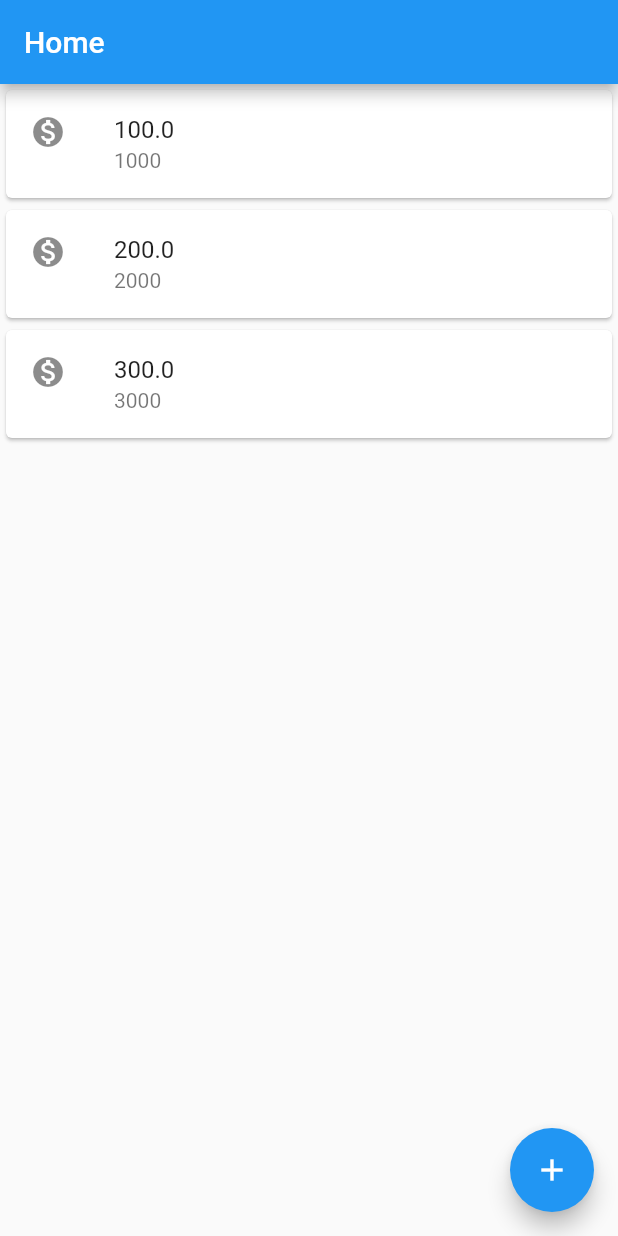
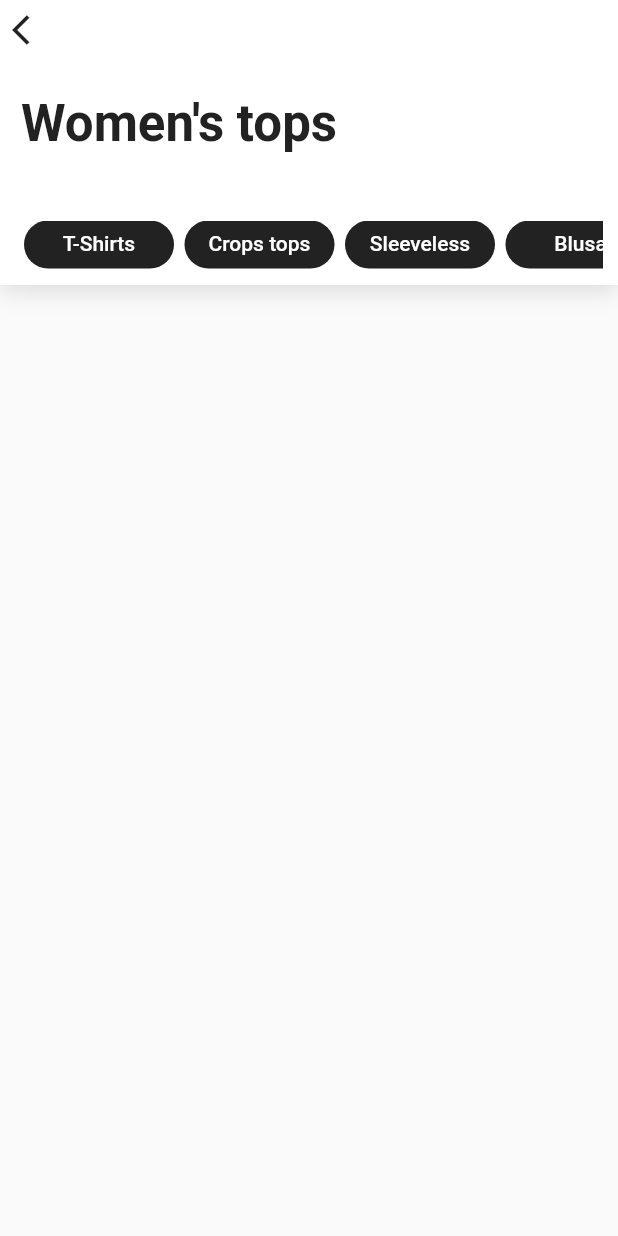
Before and after one commit to ItsJuniorDias/Ecommerce-Flutter, a Flutter app: the screen it shows after launch, on a phone screen of 412 x 824 dp. Run offline on Flutter 3.47's test engine with Material 2 defaults, Android fonts, the phone set to English and light mode, and no system bars.

Commit message:
Using ListView

```diff
--- a/studentbook/lib/main.dart
+++ b/studentbook/lib/main.dart
@@ -1,65 +1,25 @@
-import 'dart:isolate';
+import 'package:studentbook/pages/Catalogo.dart';
+
 
 import 'package:flutter/material.dart';
+
 
 void main() {
   runApp(MyApp());
 }
 
 class MyApp extends StatelessWidget {
-
+  // This widget is the root of your application.
   @override
   Widget build(BuildContext context) {
+
     return MaterialApp(
-      home: Scaffold(
-        body:ListTransfer(),
-        appBar: AppBar(title: Text('Home'),),
-        floatingActionButton: FloatingActionButton(
-          child: Icon(Icons.add),
-        ),
-      )
+      title: 'Flutter Demo',
+      theme: ThemeData(
+        primarySwatch: Colors.blue,
+        backgroundColor: Color(0xFFE5E5E5)
+      ),
+      home: Catalogo(),
     );
   }
 }
-
-class ListTransfer extends StatelessWidget {
-  @override
-   Widget build(BuildContext context) {
-    return Column(
-          children: <Widget> [
-            ItemTransferencia(Transfer(100.00, 1000)),
-            ItemTransferencia(Transfer(200.00, 2000)),
-            ItemTransferencia(Transfer(300.00, 3000)),
-          ],
-        );
-  }
-
-}
-
-class ItemTransferencia extends StatelessWidget {
-
-  final Transfer _transfer;
-
-  ItemTransferencia(this._transfer);
-
-
-
-  @override
-  Widget build(BuildContext context) {
-    return  Card(
-            child: ListTile(
-              leading: Icon(Icons.monetization_on),
-              title: Text(_transfer.valor.toString()),
-              subtitle: Text(_transfer.numberAccount.toString()),
-            )
-          );
-    }
-}
-
-class Transfer {
-  final double valor;
-  final int numberAccount;
-
-  Transfer(this.valor, this.numberAccount);
-
-}
--- a/studentbook/lib/exemple.dart
+++ b/studentbook/lib/pages/Catalogo.dart
@@ -1,39 +1,29 @@
 import 'package:flutter/material.dart';
+import '../widgets/ItemCategories.dart';
 
-void main() {
-  runApp(MyApp());
-}
+class Catalogo extends StatelessWidget {
 
-class MyApp extends StatelessWidget {
-  // This widget is the root of your application.
   @override
   Widget build(BuildContext context) {
-    return MaterialApp(
-      title: 'Flutter Demo',
-      theme: ThemeData(
-        primarySwatch: Colors.blue,
-        backgroundColor: Color(0xFFE5E5E5)
-      ),
-      home: Scaffold(
+    return Scaffold(
         body: SafeArea(
           child: Column(
             children: [
               Container(
-                height: 234,
+                height: 190,
+                width: double.infinity,
                 decoration: BoxDecoration(
                   color: Colors.white,
                   boxShadow: [
                     BoxShadow(
-                      color: Colors.black12,
+                      color: Color.fromRGBO( 0, 0, 0, 0.12),
                       offset: Offset(0, 4),
                       blurRadius: 12,
-                      spreadRadius: 0.2
                       )
                     ]
                 ),
                 child: Column(
                   crossAxisAlignment: CrossAxisAlignment.start,
-                  mainAxisSize: MainAxisSize.max,
                   children: [
                     Container(
                       margin: EdgeInsets.fromLTRB(8, 8, 0, 30),
@@ -50,27 +40,21 @@ class MyApp extends StatelessWidget {
                       ),
                     ),
                     Container(
-                      margin: EdgeInsets.fromLTRB(16, 0, 0, 0),
-                      width: double.infinity,
-                      child: Container(
-                        width: 100,
-                        height: 30,
-                        decoration: BoxDecoration(
-                          color: Color(0xFF222222),
-                          borderRadius: BorderRadius.all(Radius.circular(29))
-                        ),
-                        child: Center(
-                          child: Text("T-shirts",
-                            style: TextStyle(
-                              color: Colors.white,
-                              fontSize: 14,
-                              fontWeight: FontWeight.w500
-                            )
-                          ),
-                        )
-                      )
+                      margin: EdgeInsets.fromLTRB(16, 10, 10, 10),
+                      height: 32,
+                      child: ListView(
+                        scrollDirection: Axis.horizontal,
+                        children:[
+                          ItemCategories("T-Shirts"),
+                          ItemCategories("Crops tops"),
+                          ItemCategories("Sleeveless"),
+                          ItemCategories("Blusa"),
+                          ItemCategories("Shorts"),
+                          ItemCategories("Cropt"),
+                        ],
+                      ),
                     )
-                  ]
+                  ],
                 )
               ),
               Container(
@@ -79,7 +63,6 @@ class MyApp extends StatelessWidget {
             ]
           ),
         ),
-      )
-    );
+      );
   }
 }
--- /dev/null
+++ b/studentbook/lib/widgets/ItemCategories.dart
@@ -0,0 +1,29 @@
+import 'package:flutter/material.dart';
+
+class ItemCategories extends StatelessWidget {
+
+  final String name;
+
+  ItemCategories(this.name);
+
+  @override
+  Widget build(BuildContext context) {
+    return Container(
+      margin: EdgeInsets.only(right: 7),
+      width: 100,
+      height: 30,
+      decoration: BoxDecoration(
+          color: Color(0xFF222222),
+          borderRadius: BorderRadius.all(Radius.circular(29))),
+      child: Center(
+        child: Text(name,
+            style: TextStyle(
+              color: Colors.white,
+              fontSize: 14,
+              fontWeight: FontWeight.w500,
+              height: 1,
+            )),
+      ),
+    );
+  }
+}
```
